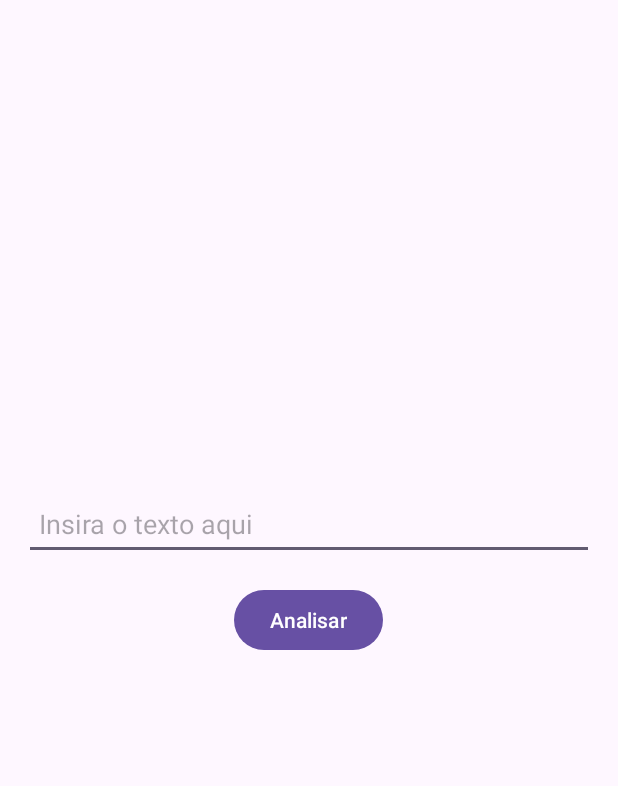
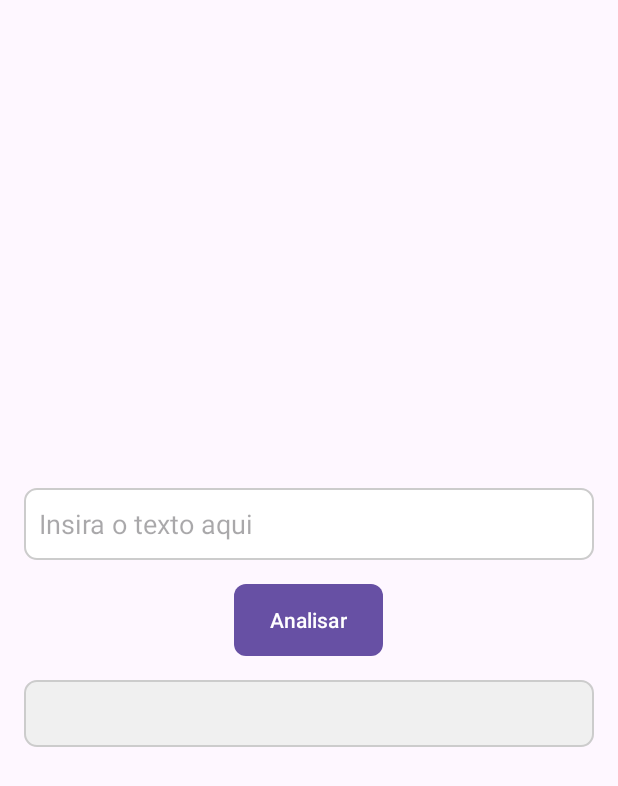
Before and after one commit to Rafael2883Sousa/Fishing_Detection_with_Msg, an Android app: the screen it shows after launch (MainActivity), on a phone screen of 412 x 824 dp. Shown: the top 786 px of the screen. Run offline under Robolectric (Android 15) with nearby library versions, the phone set to English and light mode, and no system bars.

Commit message:
Added backgrounds

```diff
--- a/app/build.gradle.kts
+++ b/app/build.gradle.kts
@@ -8,7 +8,7 @@ android {
 
     defaultConfig {
         applicationId = "com.example.fishing_detection_by_msg"
-        minSdk = 24
+        minSdk = 21
         targetSdk = 34
         versionCode = 1
         versionName = "1.0"
--- /dev/null
+++ b/app/src/main/res/drawable/button_background.xml
@@ -0,0 +1,14 @@
+<selector xmlns:android="http://schemas.android.com/apk/res/android">
+    <item android:state_pressed="true">
+        <shape>
+            <solid android:color="#00574B"/>
+            <corners android:radius="8dp"/>
+        </shape>
+    </item>
+    <item>
+        <shape>
+            <solid android:color="#00796B"/>
+            <corners android:radius="8dp"/>
+        </shape>
+    </item>
+</selector>
--- /dev/null
+++ b/app/src/main/res/drawable/edit_text_background.xml
@@ -0,0 +1,6 @@
+<shape xmlns:android="http://schemas.android.com/apk/res/android">
+    <solid android:color="#FFFFFF"/>
+    <corners android:radius="8dp"/>
+    <stroke android:color="#CCCCCC" android:width="1dp"/>
+    <padding android:left="10dp" android:top="10dp" android:right="10dp" android:bottom="10dp"/>
+</shape>
--- /dev/null
+++ b/app/src/main/res/drawable/result_text_background.xml
@@ -0,0 +1,6 @@
+<shape xmlns:android="http://schemas.android.com/apk/res/android">
+    <solid android:color="#F0F0F0"/>
+    <corners android:radius="8dp"/>
+    <stroke android:color="#CCCCCC" android:width="1dp"/>
+    <padding android:left="10dp" android:top="10dp" android:right="10dp" android:bottom="10dp"/>
+</shape>
--- a/app/src/main/res/layout/activity_main.xml
+++ b/app/src/main/res/layout/activity_main.xml
@@ -11,15 +11,17 @@
         android:layout_height="48dp"
         android:hint="Insira o texto aqui"
         android:padding="10dp"
-
-        android:layout_marginBottom="16dp"/>
+        android:layout_marginBottom="16dp"
+        android:background="@drawable/edit_text_background"
+        android:textColor="@color/black"/>
 
     <Button
         android:id="@+id/analyzeButton"
         android:layout_width="wrap_content"
         android:layout_height="wrap_content"
         android:text="Analisar"
-        android:layout_marginBottom="16dp"/>
+        android:layout_marginBottom="16dp"
+        android:background="@drawable/button_background"/>
 
     <TextView
         android:id="@+id/resultText"
@@ -29,5 +31,6 @@
         android:textSize="18sp"
         android:gravity="center"
         android:padding="10dp"
-        />
+        android:background="@drawable/result_text_background"
+        android:textColor="@color/black"/>
 </LinearLayout>
```
